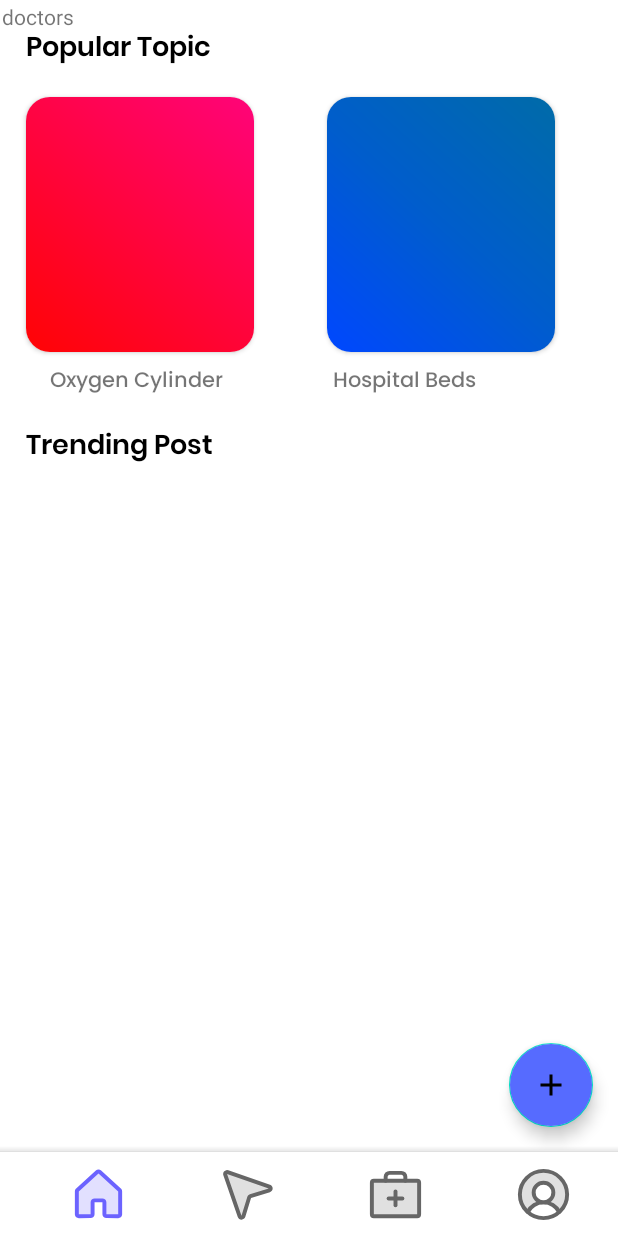
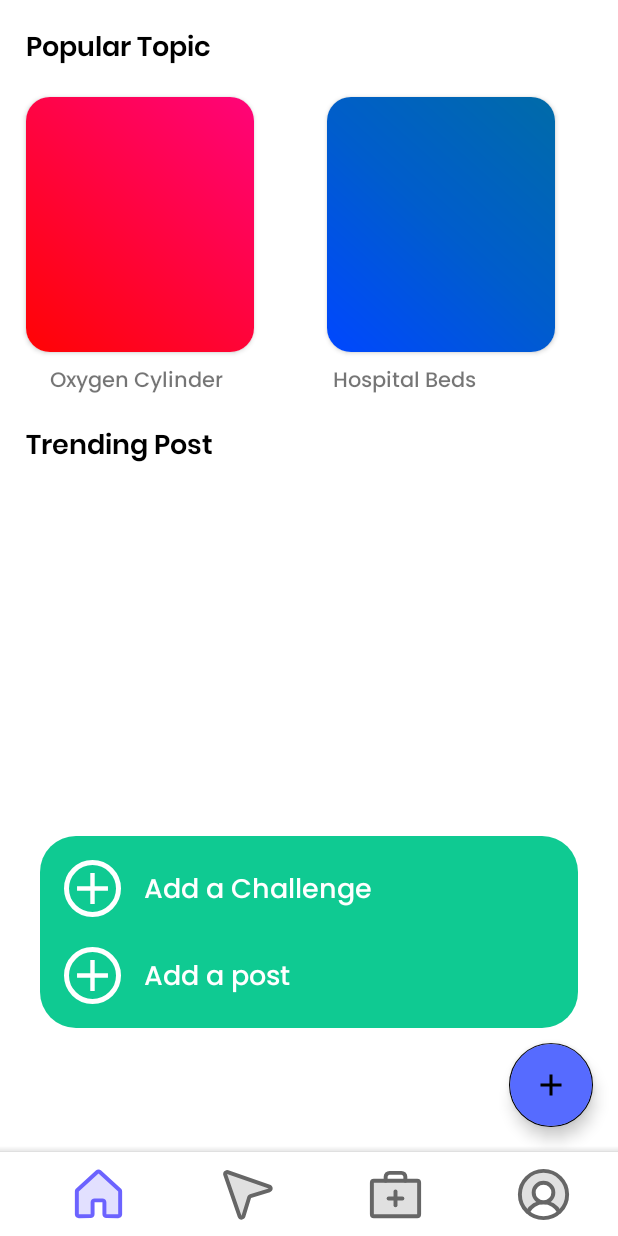
Before and after one commit to mitrukahitesh/Cosapa, an Android app: the screen it shows after launch once a user with an empty profile is signed in (MainActivity), after a tap on "ADD POST", on a phone screen of 412 x 824 dp. Run offline under Robolectric (Android 15) with nearby library versions, the phone set to English and light mode, and no system bars; our stand-ins replace CircleImageView, Firebase (no records; nobody signed in at launch, a user with empty details on screens opened directly).

Commit message:
post feature implemented

```diff
--- a/app/build.gradle
+++ b/app/build.gradle
@@ -53,6 +53,7 @@ dependencies {
     implementation 'androidx.constraintlayout:constraintlayout:2.1.0'
     implementation 'com.android.support:multidex:1.0.3'
     implementation 'com.android.support.constraint:constraint-layout:2.0.4'
+    implementation 'androidx.legacy:legacy-support-v4:1.0.0'
 
     testImplementation 'junit:junit:4.+'
     androidTestImplementation 'androidx.test.ext:junit:1.1.3'
--- a/app/src/main/java/com/skywalkers/cosapa/MainActivity.java
+++ b/app/src/main/java/com/skywalkers/cosapa/MainActivity.java
@@ -7,14 +7,21 @@ import androidx.fragment.app.FragmentManager;
 
 import android.content.Context;
 import android.os.Bundle;
+import android.util.Pair;
 import android.view.Menu;
 import android.view.MenuItem;
 
 import com.google.android.material.bottomnavigation.BottomNavigationView;
+import com.google.firebase.auth.FirebaseAuth;
+import com.google.firebase.firestore.FirebaseFirestore;
 import com.skywalkers.cosapa.fragments.Doctors;
 import com.skywalkers.cosapa.fragments.FeedFragment;
 import com.skywalkers.cosapa.fragments.HealthDashboard;
 import com.skywalkers.cosapa.fragments.NearbyFragment;
+
+import java.util.HashMap;
+import java.util.Map;
+import java.util.Objects;
 
 public class MainActivity extends AppCompatActivity {
 
@@ -26,6 +33,8 @@ public class MainActivity extends AppCompatActivity {
     final FragmentManager fm = getSupportFragmentManager();
     Fragment active = fragment1;
     private Context contextOfApplication;
+    public static String NAME = "Ramesh Kumar";
+    public static String POSITION = "Health worker";
 
     @Override
     protected void onCreate(Bundle savedInstanceState) {
@@ -40,10 +49,26 @@ public class MainActivity extends AppCompatActivity {
 
         contextOfApplication = getApplicationContext();
 
-        fm.beginTransaction().add(R.id.main_container,fragment4,"4").hide(fragment4).commit();
-        fm.beginTransaction().add(R.id.main_container, fragment3, "3").hide(fragment3).commit();
-        fm.beginTransaction().add(R.id.main_container, fragment2, "2").hide(fragment2).commit();
-        fm.beginTransaction().add(R.id.main_container,fragment1, "1").commit();
+//        fm.beginTransaction().add(R.id.main_container, fragment4, "4").hide(fragment4).commit();
+//        fm.beginTransaction().add(R.id.main_container, fragment3, "3").hide(fragment3).commit();
+//        fm.beginTransaction().add(R.id.main_container, fragment2, "2").hide(fragment2).commit();
+//        fm.beginTransaction().add(R.id.main_container, fragment1, "1").commit();
+    }
+
+    @Override
+    protected void onResume() {
+        super.onResume();
+        Map<String, Boolean> map = new HashMap<>();
+        map.put("status", true);
+        FirebaseFirestore.getInstance().collection("online").document(Objects.requireNonNull(FirebaseAuth.getInstance().getUid())).set(map);
+    }
+
+    @Override
+    protected void onStop() {
+        super.onStop();
+        Map<String, Boolean> map = new HashMap<>();
+        map.put("status", false);
+        FirebaseFirestore.getInstance().collection("online").document(Objects.requireNonNull(FirebaseAuth.getInstance().getUid())).set(map);
     }
 
     private BottomNavigationView.OnNavigationItemSelectedListener mOnNavigationItemSelectedListener
@@ -77,7 +102,6 @@ public class MainActivity extends AppCompatActivity {
                     return true;
 
 
-
             }
             return false;
         }
@@ -88,12 +112,12 @@ public class MainActivity extends AppCompatActivity {
         getMenuInflater().inflate(R.menu.bottom_nav_menu, menu);
         return super.onCreateOptionsMenu(menu);
     }
+
     @Override
     public boolean onOptionsItemSelected(MenuItem item) {
         int id = item.getItemId();
 
 
-
         return super.onOptionsItemSelected(item);
     }
 }
--- a/app/src/main/java/com/skywalkers/cosapa/fragments/FeedFragment.java
+++ b/app/src/main/java/com/skywalkers/cosapa/fragments/FeedFragment.java
@@ -5,6 +5,7 @@ import android.os.Bundle;
 import androidx.annotation.NonNull;
 import androidx.cardview.widget.CardView;
 import androidx.fragment.app.Fragment;
+import androidx.navigation.Navigation;
 import androidx.recyclerview.widget.LinearLayoutManager;
 import androidx.recyclerview.widget.RecyclerView;
 
@@ -12,6 +13,7 @@ import android.util.Log;
 import android.view.LayoutInflater;
 import android.view.View;
 import android.view.ViewGroup;
+import android.widget.LinearLayout;
 
 import com.google.android.gms.tasks.OnCompleteListener;
 import com.google.android.gms.tasks.Task;
@@ -32,6 +34,7 @@ public class FeedFragment extends Fragment {
     private RecyclerView recyclerView;
     private PostAdapter adapter;
     private FloatingActionButton fab;
+    private LinearLayout postOption, ll_c, ll_p;
 
     public FeedFragment() {
         // Required empty public constructor
@@ -54,29 +57,20 @@ public class FeedFragment extends Fragment {
         recyclerView.setLayoutManager(new LinearLayoutManager(getContext()));
         recyclerView.setAdapter(adapter);
         fab = view.findViewById(R.id.fab);
+        postOption = view.findViewById(R.id.post_option);
+        ll_c = view.findViewById(R.id.ll_challenge);
+        ll_p = view.findViewById(R.id.ll_post);
+        ll_p.setOnClickListener(new View.OnClickListener() {
+            @Override
+            public void onClick(View v) {
+                Navigation.findNavController(view).navigate(R.id.action_feedFragment_to_addPost);
+            }
+        });
         fab.setOnClickListener(v -> {
-            Post post = new Post();
-            post.setTitle("Oxygen cylinder in Punjab");
-            post.setUid(FirebaseAuth.getInstance().getUid());
-            post.setPosition("Health worker");
-            post.setName("Ramesh Kumar");
-            post.setText("Hello ! Guy’s my son was infected by covid.\n" +
-                    "His health was so serious,aurgent requirement\n" +
-                    "of oxygen cylinder");
-            post.setReactions(120);
-            post.setViews(680);
-            post.setTime(System.currentTimeMillis());
-            FirebaseFirestore.getInstance().collection("posts").add(post).addOnCompleteListener(new OnCompleteListener<DocumentReference>() {
-                @Override
-                public void onComplete(@NonNull Task<DocumentReference> task) {
-                    if (task.isSuccessful()) {
-                        Log.i("Cosapa", "successful");
-                    } else {
-                        Log.i("Cosapa", "get failed with ", task.getException());
-                    }
-                }
-            });
-            recyclerView.setAdapter(new PostAdapter(getContext()));
+            if (postOption.getVisibility() == View.GONE)
+                postOption.setVisibility(View.VISIBLE);
+            else
+                postOption.setVisibility(View.GONE);
         });
         return view;
     }
--- /dev/null
+++ b/app/src/main/res/drawable/circle_outer.xml
@@ -0,0 +1,9 @@
+<?xml version="1.0" encoding="utf-8"?>
+<shape xmlns:android="http://schemas.android.com/apk/res/android"
+    android:shape="oval">
+
+    <stroke
+        android:width="3dp"
+        android:color="@color/white" />
+
+</shape>
--- /dev/null
+++ b/app/src/main/res/drawable/fab_bg.xml
@@ -0,0 +1,8 @@
+<?xml version="1.0" encoding="utf-8"?>
+<shape xmlns:android="http://schemas.android.com/apk/res/android"
+    android:shape="rectangle">
+
+    <corners android:radius="24dp" />
+    <solid android:color="#0fca92" />
+
+</shape>
--- a/app/src/main/res/layout/activity_login.xml
+++ b/app/src/main/res/layout/activity_login.xml
@@ -15,7 +15,6 @@
         app:layout_constraintRight_toRightOf="parent"
         app:layout_constraintTop_toTopOf="parent"
         app:layout_constraintBottom_toBottomOf="parent"
-
         app:defaultNavHost="true"
         app:navGraph="@navigation/login_nav" />
 
--- a/app/src/main/res/layout/activity_main.xml
+++ b/app/src/main/res/layout/activity_main.xml
@@ -7,11 +7,15 @@
     android:orientation="vertical"
     tools:context=".MainActivity">
 
-    <include
-        layout="@layout/content_main"
+    <androidx.fragment.app.FragmentContainerView
+        android:id="@+id/feed_nav_host"
+        android:name="androidx.navigation.fragment.NavHostFragment"
         android:layout_width="match_parent"
         android:layout_height="0dp"
-        android:layout_weight="1" />
+        android:layout_weight="1"
+        android:padding="1dp"
+        app:defaultNavHost="true"
+        app:navGraph="@navigation/feed_nav" />
 
     <com.google.android.material.bottomappbar.BottomAppBar
         android:id="@+id/bottomAppBar"
--- a/app/src/main/res/layout/content_main.xml
+++ b/app/src/main/res/layout/content_main.xml
@@ -8,8 +8,6 @@
     tools:context="MainActivity"
     tools:showIn="@layout/activity_main"
     android:padding="1dp"
-
-
     android:id="@+id/main_container">
 
 </FrameLayout>
--- a/app/src/main/res/layout/fragment_feed.xml
+++ b/app/src/main/res/layout/fragment_feed.xml
@@ -97,6 +97,75 @@
         app:layout_constraintBottom_toBottomOf="parent"
         app:layout_constraintTop_toBottomOf="@id/tvtrendtitle" />
 
+    <LinearLayout
+        android:id="@+id/post_option"
+        android:layout_width="match_parent"
+        android:layout_height="wrap_content"
+        android:layout_marginHorizontal="25dp"
+        android:layout_marginBottom="10dp"
+        android:background="@drawable/fab_bg"
+        android:orientation="vertical"
+        android:padding="16dp"
+        android:visibility="gone"
+        app:layout_constraintBottom_toTopOf="@id/fab">
+
+        <LinearLayout
+            android:id="@+id/ll_challenge"
+            android:layout_width="match_parent"
+            android:layout_height="wrap_content"
+            android:gravity="center"
+            android:orientation="horizontal">
+
+            <ImageView
+                android:layout_width="38dp"
+                android:layout_height="38dp"
+                android:background="@drawable/circle_outer"
+                android:padding="1dp"
+                android:src="@drawable/ic_baseline_add_24" />
+
+            <TextView
+                android:layout_width="0dp"
+                android:layout_height="wrap_content"
+                android:layout_marginStart="15dp"
+                android:layout_weight="1"
+                android:fontFamily="@font/poppinsmedium"
+                android:includeFontPadding="false"
+                android:text="@string/add_a_challenge"
+                android:textColor="@color/white"
+                android:textSize="18sp" />
+
+        </LinearLayout>
+
+        <LinearLayout
+            android:id="@+id/ll_post"
+            android:layout_width="match_parent"
+            android:layout_height="wrap_content"
+            android:layout_marginTop="20dp"
+            android:gravity="center"
+            android:orientation="horizontal">
+
+            <ImageView
+                android:layout_width="38dp"
+                android:layout_height="38dp"
+                android:background="@drawable/circle_outer"
+                android:padding="1dp"
+                android:src="@drawable/ic_baseline_add_24" />
+
+            <TextView
+                android:layout_width="0dp"
+                android:layout_height="wrap_content"
+                android:layout_marginStart="15dp"
+                android:layout_weight="1"
+                android:fontFamily="@font/poppinsmedium"
+                android:includeFontPadding="false"
+                android:text="@string/add_a_post"
+                android:textColor="@color/white"
+                android:textSize="18sp" />
+
+        </LinearLayout>
+
+    </LinearLayout>
+
     <com.google.android.material.floatingactionbutton.FloatingActionButton
         android:id="@+id/fab"
         android:layout_width="wrap_content"
--- a/app/src/main/res/layout/post_view.xml
+++ b/app/src/main/res/layout/post_view.xml
@@ -86,7 +86,7 @@
                         android:layout_height="10dp"
                         android:layout_gravity="center"
                         android:layout_marginHorizontal="10dp"
-                        android:background="@drawable/online"
+                        android:background="@drawable/offline"
                         android:orientation="horizontal"
                         android:src="@drawable/verified"
                         android:visibility="gone"
--- /dev/null
+++ b/app/src/main/res/navigation/feed_nav.xml
@@ -0,0 +1,26 @@
+<?xml version="1.0" encoding="utf-8"?>
+<navigation xmlns:android="http://schemas.android.com/apk/res/android"
+    xmlns:app="http://schemas.android.com/apk/res-auto"
+    xmlns:tools="http://schemas.android.com/tools"
+    android:id="@+id/feed_nav"
+    app:startDestination="@id/feedFragment">
+
+    <fragment
+        android:id="@+id/feedFragment"
+        android:name="com.skywalkers.cosapa.fragments.FeedFragment"
+        android:label="fragment_feed"
+        tools:layout="@layout/fragment_feed" >
+        <action
+            android:id="@+id/action_feedFragment_to_addPost"
+            app:destination="@id/addPost" />
+    </fragment>
+    <fragment
+        android:id="@+id/addPost"
+        android:name="com.skywalkers.cosapa.fragments.AddPost"
+        android:label="fragment_add_post"
+        tools:layout="@layout/fragment_add_post" >
+        <action
+            android:id="@+id/action_addPost_to_feedFragment"
+            app:destination="@id/feedFragment" />
+    </fragment>
+</navigation>
--- a/app/src/main/res/values/strings.xml
+++ b/app/src/main/res/values/strings.xml
@@ -16,4 +16,10 @@
     <string name="resend_code">Resend code</string>
     <string name="well_i_think">Well I think...</string>
     <string name="add_post">ADD POST</string>
+    <string name="add_a_post">Add a post</string>
+    <string name="post">Post</string>
+    <string name="what_do_you_want_to_post">What do you want to post?</string>
+    <string name="city">Add city</string>
+    <string name="requirement">Add requirement</string>
+    <string name="add_a_challenge">Add a Challenge</string>
 </resources>
--- a/app/src/main/res/values/themes.xml
+++ b/app/src/main/res/values/themes.xml
@@ -6,7 +6,7 @@
         <item name="colorPrimaryVariant">@color/col1</item>
         <item name="colorOnPrimary">@color/white</item>
         <!-- Secondary brand color. -->
-        <item name="colorSecondary">@color/teal_200</item>
+        <item name="colorSecondary">@color/black</item>
         <item name="colorSecondaryVariant">@color/teal_700</item>
         <item name="colorOnSecondary">@color/black</item>
         <!-- Status bar color. -->
```
Also changed, not shown: app/src/main/java/com/skywalkers/cosapa/adapters/PostAdapter.java (+28 -5 lines), app/src/main/java/com/skywalkers/cosapa/fragments/AddPost.java (added, +113 -0 lines), app/src/main/res/layout/fragment_add_post.xml (added, +130 -0 lines).
